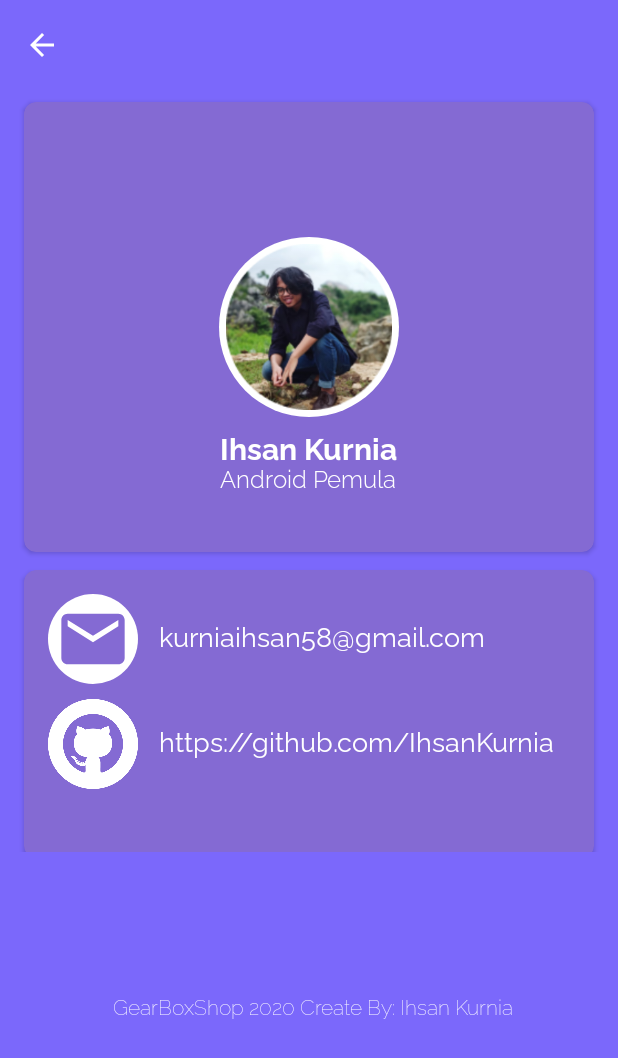
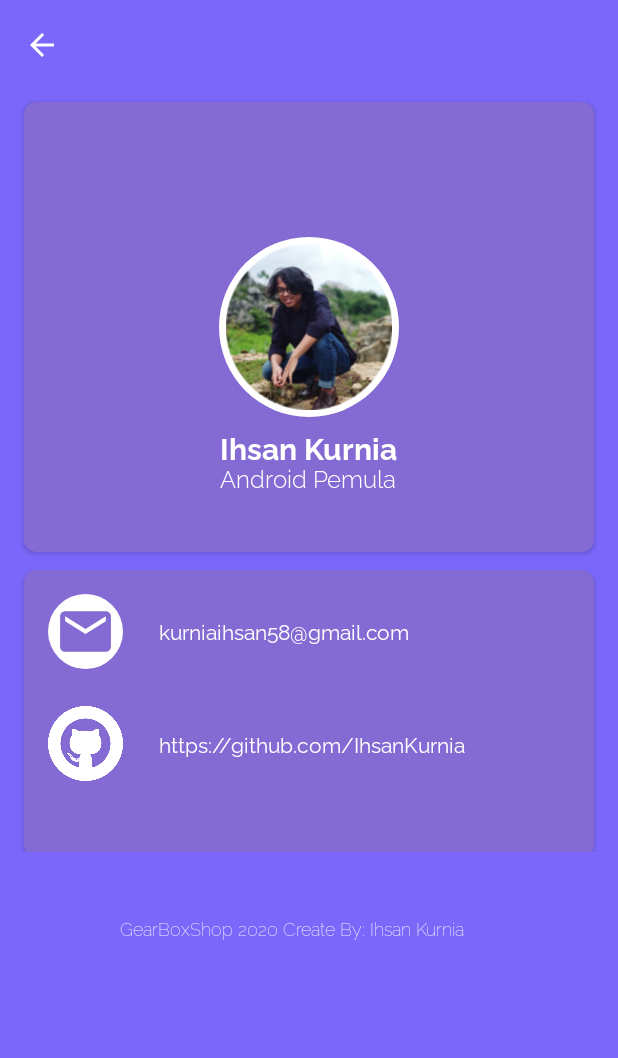
Before and after one commit to IhsanKurnia/GearBoxShop, an Android app: the AboutActivity screen opened directly, with no data from a screen before it, on a phone screen of 412 x 824 dp. Shown: the top 1058 px of the screen. Run offline under Robolectric (Android 15) with nearby library versions, the phone set to English and light mode, and no system bars.

```diff
--- a/app/src/main/AndroidManifest.xml
+++ b/app/src/main/AndroidManifest.xml
@@ -6,9 +6,9 @@
         android:allowBackup="true"
         android:icon="@mipmap/ic_launcher"
         android:label="@string/app_name"
-        android:roundIcon="@mipmap/ic_launcher_round"
+        android:roundIcon="@mipmap/sp_lg"
+        android:screenOrientation="portrait"
         android:supportsRtl="true"
-        android:screenOrientation="portrait"
         android:theme="@style/AppTheme">
         <activity
             android:name=".AboutActivity"
--- a/app/src/main/res/layout/activity_about.xml
+++ b/app/src/main/res/layout/activity_about.xml
@@ -32,8 +32,7 @@
         android:layout_height="match_parent"
         android:background="@color/colorAccent"
         android:gravity="center_vertical"
-        android:orientation="horizontal"
-        android:paddingBottom="20dp">
+        android:orientation="horizontal">
 
         <LinearLayout
             android:layout_width="match_parent"
@@ -102,8 +101,8 @@
                     app:cardCornerRadius="8dp">
 
                     <ImageView
-                        android:layout_width="60dp"
-                        android:layout_height="60dp"
+                        android:layout_width="50dp"
+                        android:layout_height="50dp"
                         android:layout_marginStart="16dp"
                         android:layout_marginTop="16dp"
                         android:layout_marginBottom="8dp"
@@ -118,12 +117,12 @@
                         android:fontFamily="@font/raleway_regular"
                         android:text="kurniaihsan58@gmail.com"
                         android:textColor="#fff"
-                        android:textSize="18dp" />
+                        android:textSize="14dp" />
 
                     <ImageView
                         android:id="@+id/github"
-                        android:layout_width="60dp"
-                        android:layout_height="60dp"
+                        android:layout_width="50dp"
+                        android:layout_height="50dp"
                         android:layout_gravity="center_vertical"
                         android:layout_marginStart="16dp"
                         android:layout_marginTop="20dp"
@@ -133,25 +132,26 @@
                         android:layout_width="wrap_content"
                         android:layout_height="wrap_content"
                         android:layout_marginStart="90dp"
-                        android:layout_marginTop="100dp"
+                        android:layout_marginTop="105dp"
                         android:fontFamily="@font/raleway_regular"
                         android:text="https://github.com/IhsanKurnia"
                         android:textColor="#fff"
-                        android:textSize="18dp" />
+                        android:textSize="14dp" />
                 </androidx.cardview.widget.CardView>
             </LinearLayout>
+
         </LinearLayout>
 
         <TextView
             android:layout_width="wrap_content"
             android:layout_height="wrap_content"
-            android:layout_marginStart="75dp"
-            android:layout_marginTop="600dp"
+            android:layout_marginStart="80dp"
+            android:layout_marginTop="550dp"
             android:textAlignment="center"
             android:fontFamily="@font/raleway_thin"
             android:text="GearBoxShop 2020 Create By: Ihsan Kurnia"
             android:textColor="#fff"
-            android:textSize="14dp" />
+            android:textSize="12dp" />
     </RelativeLayout>
 
 </LinearLayout>
```
Also changed, not shown: app/src/main/res/drawable/bahan_bakar.png (deleted), app/src/main/res/drawable/btn_primary_circle.png (deleted), app/src/main/res/mipmap-xxhdpi/sp_lg.png (added).
